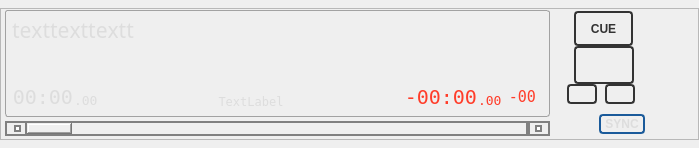
knowthelist/knowthelist, file src/playerwidget.ui: the form before one commit.
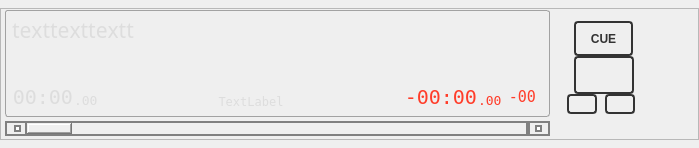
The form after the commit. Custom widgets are drawn as their Qt base class.

```diff
--- a/src/playerwidget.ui
+++ b/src/playerwidget.ui
@@ -85,28 +85,6 @@
  );
  color: black;
 }
-QPushButton#butSync {
- color: #dddddd;
- border: 1.5px solid #1a5a9a;
- border-radius: 4px;
- padding: 1px;
- background: qlineargradient(
-   x1:0, y1:0, x2:0, y2:0.3,
-   stop:0.2 #4080c0,
-   stop:1 #1a3a6a
- );
- max-height: 22px;
- min-height: 10px;
- font-weight: bold;
-}
-QPushButton#butSync:pressed {
- background: qlineargradient(
-   x1:0, y1:0, x2:0, y2:0.3,
-   stop:0.2 white,
-   stop:1 #3a9aff
- );
- color: black;
-}
 QScrollBar:horizontal {
          border: 2px solid grey;
           background: qlineargradient(
@@ -3250,64 +3228,6 @@
            </property>
           </spacer>
          </item>
-         <item>
-          <widget class="QFrame" name="frame_7">
-           <property name="sizePolicy">
-            <sizepolicy hsizetype="Preferred" vsizetype="Fixed">
-             <horstretch>0</horstretch>
-             <verstretch>0</verstretch>
-            </sizepolicy>
-           </property>
-           <property name="frameShape">
-            <enum>QFrame::Shape::NoFrame</enum>
-           </property>
-           <property name="frameShadow">
-            <enum>QFrame::Shadow::Raised</enum>
-           </property>
-           <layout class="QHBoxLayout" name="horizontalLayout_9">
-            <property name="leftMargin">
-             <number>0</number>
-            </property>
-            <property name="topMargin">
-             <number>0</number>
-            </property>
-            <property name="rightMargin">
-             <number>0</number>
-            </property>
-            <property name="bottomMargin">
-             <number>0</number>
-            </property>
-            <item>
-             <widget class="QPushButton" name="butSync">
-              <property name="sizePolicy">
-               <sizepolicy hsizetype="Minimum" vsizetype="Fixed">
-                <horstretch>0</horstretch>
-                <verstretch>0</verstretch>
-               </sizepolicy>
-              </property>
-              <property name="minimumSize">
-               <size>
-                <width>36</width>
-                <height>16</height>
-               </size>
-              </property>
-              <property name="maximumSize">
-               <size>
-                <width>46</width>
-                <height>28</height>
-               </size>
-              </property>
-              <property name="toolTip">
-               <string>Sync beat phase to the other deck</string>
-              </property>
-              <property name="text">
-               <string notr="true">SYNC</string>
-              </property>
-             </widget>
-            </item>
-           </layout>
-          </widget>
-         </item>
         </layout>
        </widget>
       </item>
```
